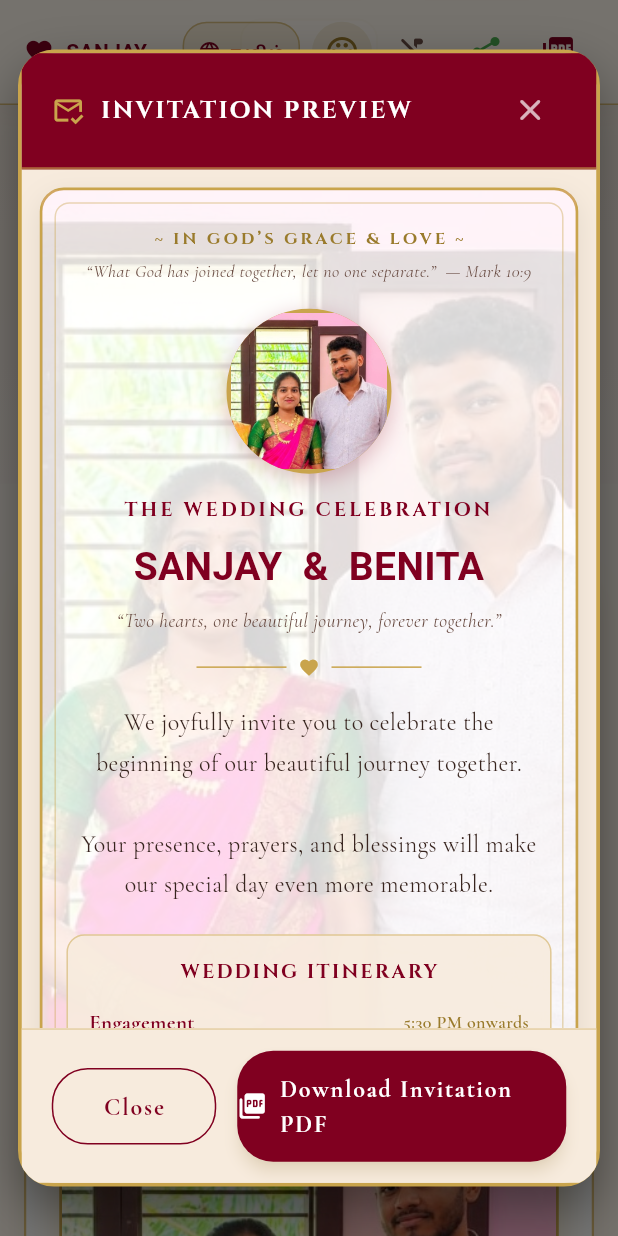
After one commit to sanjaytamilan0/sanjaybenita, a Flutter app: the screen it shows after launch, scrolled down 576 dp, after a tap on "VIEW INVITATION CARD", on a phone screen of 412 x 824 dp. The commit adds this screen. Run offline on Flutter 3.47's test engine with Material 3 defaults, Android fonts, the phone set to English and light mode, and no system bars; our stand-ins replace audioplayers, flutter_riverpod, google_fonts, pdf, printing; network calls fail.

Commit message:
feat: add luxury invitation card preview with couple background before download

```diff
--- a/lib/data/services/pdf_invitation_service.dart
+++ b/lib/data/services/pdf_invitation_service.dart
@@ -1,3 +1,4 @@
+import 'package:flutter/services.dart' show rootBundle;
 import 'package:pdf/pdf.dart';
 import 'package:pdf/widgets.dart' as pw;
 import 'package:printing/printing.dart';
@@ -26,6 +27,13 @@ class PdfInvitationService {
         ? await PdfGoogleFonts.notoSerifTamilBold()
         : await PdfGoogleFonts.cormorantGaramondBold();
 
+    // Load couple background image
+    pw.MemoryImage? coupleImage;
+    try {
+      final imageBytes = await rootBundle.load('assets/images/couple.jpg');
+      coupleImage = pw.MemoryImage(imageBytes.buffer.asUint8List());
+    } catch (_) {}
+
     pdf.addPage(
       pw.Page(
         pageFormat: PdfPageFormat.a4,
@@ -38,10 +46,23 @@ class PdfInvitationService {
               borderRadius: pw.BorderRadius.circular(16),
             ),
             padding: const pw.EdgeInsets.all(28),
-            child: pw.Column(
-              crossAxisAlignment: pw.CrossAxisAlignment.center,
-              mainAxisAlignment: pw.MainAxisAlignment.spaceBetween,
+            child: pw.Stack(
               children: [
+                if (coupleImage != null)
+                  pw.Positioned.fill(
+                    child: pw.Opacity(
+                      opacity: 0.12,
+                      child: pw.Image(
+                        coupleImage,
+                        fit: pw.BoxFit.cover,
+                        alignment: pw.Alignment.topCenter,
+                      ),
+                    ),
+                  ),
+                pw.Column(
+                  crossAxisAlignment: pw.CrossAxisAlignment.center,
+                  mainAxisAlignment: pw.MainAxisAlignment.spaceBetween,
+                  children: [
                 pw.Column(
                   children: [
                     pw.Text(
@@ -194,7 +215,9 @@ class PdfInvitationService {
                 pw.Column(
                   children: [
                     pw.Text(
-                      'Warmly Invited by Sanjay & Benita',
+                      hasTamil
+                          ? 'அன்புடன் அழைக்கும் சஞ்சய் & பெனிட்டா'
+                          : 'Warmly Invited by Sanjay & Benita',
                       style: pw.TextStyle(
                         font: boldFont,
                         fontSize: 13,
@@ -205,8 +228,10 @@ class PdfInvitationService {
                 ),
               ],
             ),
-          );
-        },
+          ],
+        ),
+      );
+    },
       ),
     );
 
--- a/lib/features/home/views/home_screen.dart
+++ b/lib/features/home/views/home_screen.dart
@@ -1,15 +1,13 @@
 import 'package:flutter/material.dart';
 import 'package:flutter_riverpod/flutter_riverpod.dart';
-import 'package:google_fonts/google_fonts.dart';
-import 'package:sanjay_and_benita/core/theme/app_colors.dart';
 import 'package:sanjay_and_benita/core/utils/url_helper.dart';
 import 'package:sanjay_and_benita/data/repositories/wedding_config_repository.dart';
-import 'package:sanjay_and_benita/data/services/pdf_invitation_service.dart';
 import 'package:sanjay_and_benita/features/couple/views/couple_section.dart';
 import 'package:sanjay_and_benita/features/love_story/views/love_story_section.dart';
 import 'package:sanjay_and_benita/features/events/views/events_section.dart';
 import 'package:sanjay_and_benita/features/gallery/views/gallery_section.dart';
 import 'package:sanjay_and_benita/features/contact/views/contact_location_section.dart';
+import 'package:sanjay_and_benita/features/home/widgets/invitation_preview_dialog.dart';
 import 'package:sanjay_and_benita/features/home/widgets/wedding_nav_bar.dart';
 import 'package:sanjay_and_benita/features/home/widgets/hero_section.dart';
 import 'package:sanjay_and_benita/features/home/widgets/invitation_message_section.dart';
@@ -69,30 +67,14 @@ class _HomeScreenState extends ConsumerState<HomeScreen> {
     }
   }
 
-  void _downloadPdf() async {
-    final messenger = ScaffoldMessenger.of(context);
+  void _showInvitationPreview() {
     final currentLang = ref.read(languageProvider);
     final config = WeddingConfigRepository.getConfig(currentLang);
-    try {
-      messenger.showSnackBar(
-        SnackBar(
-          content: Text(
-            'Preparing your personalized wedding invitation PDF...',
-            style: GoogleFonts.cormorantGaramond(fontSize: 16),
-          ),
-          backgroundColor: AppColors.primaryMaroon,
-          duration: const Duration(seconds: 2),
-        ),
-      );
-      await PdfInvitationService.downloadInvitationPdf(config);
-    } catch (e) {
-      messenger.showSnackBar(
-        SnackBar(
-          content: Text('Could not generate PDF: $e'),
-          backgroundColor: Colors.redAccent,
-        ),
-      );
-    }
+    InvitationPreviewDialog.show(context, config);
+  }
+
+  void _downloadPdf() async {
+    _showInvitationPreview();
   }
 
   void _shareWhatsApp() {
@@ -127,6 +109,7 @@ class _HomeScreenState extends ConsumerState<HomeScreen> {
                 HeroSection(
                   config: config,
                   onExploreClick: () => _scrollToSection(0),
+                  onPreviewInvitation: _showInvitationPreview,
                 ),
                 Container(
                   key: _invitationKey,
--- a/lib/features/home/widgets/hero_section.dart
+++ b/lib/features/home/widgets/hero_section.dart
@@ -10,11 +10,13 @@ import '../../countdown/widgets/countdown_widget.dart';
 class HeroSection extends ConsumerWidget {
   final WeddingConfig config;
   final VoidCallback onExploreClick;
+  final VoidCallback? onPreviewInvitation;
 
   const HeroSection({
     super.key,
     required this.config,
     required this.onExploreClick,
+    this.onPreviewInvitation,
   });
 
   @override
@@ -225,7 +227,40 @@ class HeroSection extends ConsumerWidget {
                       delay: Duration(milliseconds: 700),
                       child: CountdownWidget(isCompact: false),
                     ),
-                    const SizedBox(height: 36),
+                    const SizedBox(height: 24),
+
+                    // Preview Invitation Button with Couple Background
+                    if (onPreviewInvitation != null)
+                      FadeSlideEntrance(
+                        delay: const Duration(milliseconds: 780),
+                        child: ElevatedButton.icon(
+                          onPressed: onPreviewInvitation,
+                          icon: const Icon(Icons.mark_email_read_outlined, size: 20),
+                          label: Text(
+                            'VIEW INVITATION CARD',
+                            style: GoogleFonts.cinzel(
+                              fontSize: isMobile ? 12 : 14,
+                              fontWeight: FontWeight.bold,
+                              letterSpacing: 1.5,
+                            ),
+                          ),
+                          style: ElevatedButton.styleFrom(
+                            backgroundColor: AppColors.primaryMaroon,
+                            foregroundColor: Colors.white,
+                            padding: EdgeInsets.symmetric(
+                              horizontal: isMobile ? 22 : 32,
+                              vertical: isMobile ? 12 : 16,
+                            ),
+                            elevation: 5,
+                            shadowColor: AppColors.primaryMaroon.withValues(alpha: 0.4),
+                            shape: RoundedRectangleBorder(
+                              borderRadius: BorderRadius.circular(30),
+                              side: BorderSide(color: AppColors.antiqueGold, width: 1.5),
+                            ),
+                          ),
+                        ),
+                      ),
+                    const SizedBox(height: 28),
 
                     // Scroll Down Prompt
                     FadeSlideEntrance(
--- /dev/null
+++ b/lib/features/home/widgets/invitation_preview_dialog.dart
@@ -0,0 +1,511 @@
+import 'package:flutter/material.dart';
+import 'package:google_fonts/google_fonts.dart';
+import 'package:flutter_riverpod/flutter_riverpod.dart';
+import '../../../core/theme/app_colors.dart';
+import '../../../core/utils/responsive.dart';
+import '../../../data/models/wedding_config_model.dart';
+import '../../../data/services/pdf_invitation_service.dart';
+import '../../home/viewmodels/language_viewmodel.dart';
+
+class InvitationPreviewDialog extends ConsumerStatefulWidget {
+  final WeddingConfig config;
+
+  const InvitationPreviewDialog({
+    super.key,
+    required this.config,
+  });
+
+  static Future<void> show(BuildContext context, WeddingConfig config) {
+    return showDialog(
+      context: context,
+      barrierDismissible: true,
+      builder: (context) => InvitationPreviewDialog(config: config),
+    );
+  }
+
+  @override
+  ConsumerState<InvitationPreviewDialog> createState() =>
+      _InvitationPreviewDialogState();
+}
+
+class _InvitationPreviewDialogState
+    extends ConsumerState<InvitationPreviewDialog> {
+  bool _isDownloading = false;
+
+  void _handleDownload() async {
+    setState(() => _isDownloading = true);
+    final messenger = ScaffoldMessenger.of(context);
+    try {
+      messenger.showSnackBar(
+        SnackBar(
+          content: Text(
+            'Downloading high-quality wedding invitation PDF...',
+            style: GoogleFonts.cormorantGaramond(fontSize: 16),
+          ),
+          backgroundColor: AppColors.primaryMaroon,
+          duration: const Duration(seconds: 2),
+        ),
+      );
+      await PdfInvitationService.downloadInvitationPdf(widget.config);
+      if (mounted) {
+        Navigator.of(context).pop();
+      }
+    } catch (e) {
+      if (mounted) {
+        messenger.showSnackBar(
+          SnackBar(
+            content: Text('Could not download PDF: $e'),
+            backgroundColor: Colors.redAccent,
+          ),
+        );
+      }
+    } finally {
+      if (mounted) {
+        setState(() => _isDownloading = false);
+      }
+    }
+  }
+
+  @override
+  Widget build(BuildContext context) {
+    final isMobile = ResponsiveLayout.isMobile(context);
+    final currentLang = ref.watch(languageProvider);
+    final isTamil = currentLang == AppLanguage.tamil;
+
+    return Dialog(
+      backgroundColor: Colors.transparent,
+      insetPadding: EdgeInsets.symmetric(
+        horizontal: isMobile ? 12 : 32,
+        vertical: 24,
+      ),
+      child: Center(
+        child: ConstrainedBox(
+          constraints: BoxConstraints(
+            maxWidth: 580,
+            maxHeight: MediaQuery.of(context).size.height * 0.92,
+          ),
+          child: Container(
+            decoration: BoxDecoration(
+              color: AppColors.surfaceCream,
+              borderRadius: BorderRadius.circular(24),
+              boxShadow: [
+                BoxShadow(
+                  color: Colors.black.withValues(alpha: 0.4),
+                  blurRadius: 30,
+                  offset: const Offset(0, 15),
+                ),
+              ],
+              border: Border.all(
+                color: AppColors.antiqueGold,
+                width: 2.5,
+              ),
+            ),
+            clipBehavior: Clip.antiAlias,
+            child: Column(
+              mainAxisSize: MainAxisSize.min,
+              children: [
+                // Top Header Bar
+                _buildHeaderBar(isTamil),
+
+                // Invitation Card Preview Area with Couple Background
+                Flexible(
+                  child: SingleChildScrollView(
+                    child: _buildInvitationCard(context, isMobile, isTamil),
+                  ),
+                ),
+
+                // Bottom Action Buttons
+                _buildBottomBar(isTamil),
+              ],
+            ),
+          ),
+        ),
+      ),
+    );
+  }
+
+  Widget _buildHeaderBar(bool isTamil) {
+    return Container(
+      padding: const EdgeInsets.symmetric(horizontal: 20, vertical: 14),
+      decoration: BoxDecoration(
+        color: AppColors.primaryMaroon,
+        border: Border(
+          bottom: BorderSide(
+            color: AppColors.antiqueGold.withValues(alpha: 0.6),
+            width: 1.5,
+          ),
+        ),
+      ),
+      child: Row(
+        mainAxisAlignment: MainAxisAlignment.spaceBetween,
+        children: [
+          Row(
+            children: [
+              Icon(Icons.mark_email_read_outlined,
+                  color: AppColors.antiqueGold, size: 22),
+              const SizedBox(width: 10),
+              Text(
+                isTamil ? 'அழைப்பிதழ் முன்னோட்டம்' : 'INVITATION PREVIEW',
+                style: GoogleFonts.cinzel(
+                  fontSize: 16,
+                  fontWeight: FontWeight.bold,
+                  letterSpacing: 1.5,
+                  color: Colors.white,
+                ),
+              ),
+            ],
+          ),
+          IconButton(
+            onPressed: () => Navigator.of(context).pop(),
+            icon: const Icon(Icons.close_rounded, color: Colors.white70),
+            tooltip: 'Close',
+            padding: EdgeInsets.zero,
+            constraints: const BoxConstraints(),
+          ),
+        ],
+      ),
+    );
+  }
+
+  Widget _buildInvitationCard(
+      BuildContext context, bool isMobile, bool isTamil) {
+    final titleStyle = isTamil
+        ? GoogleFonts.notoSerifTamil(
+            fontSize: isMobile ? 22 : 28,
+            fontWeight: FontWeight.bold,
+            color: AppColors.primaryMaroon,
+          )
+        : GoogleFonts.cinzelDecorative(
+            fontSize: isMobile ? 26 : 32,
+            fontWeight: FontWeight.bold,
+            color: AppColors.primaryMaroon,
+          );
+
+    final bodyStyle = isTamil
+        ? GoogleFonts.notoSerifTamil(
+            fontSize: isMobile ? 14 : 16,
+            height: 1.7,
+            color: AppColors.textDarkBrown,
+          )
+        : GoogleFonts.cormorantGaramond(
+            fontSize: isMobile ? 16 : 18,
+            height: 1.7,
+            color: AppColors.textDarkBrown,
+          );
+
+    return Container(
+      margin: EdgeInsets.all(isMobile ? 12 : 20),
+      decoration: BoxDecoration(
+        color: Colors.white,
+        borderRadius: BorderRadius.circular(16),
+        border: Border.all(
+          color: AppColors.antiqueGold,
+          width: 1.8,
+        ),
+        boxShadow: [
+          BoxShadow(
+            color: Colors.black.withValues(alpha: 0.08),
+            blurRadius: 15,
+            offset: const Offset(0, 6),
+          ),
+        ],
+      ),
+      clipBehavior: Clip.antiAlias,
+      child: Stack(
+        children: [
+          // Background Image of Couple with soft luxury overlay
+          Positioned.fill(
+            child: Opacity(
+              opacity: 0.16, // Watermark background style
+              child: Image.asset(
+                'assets/images/couple.jpg',
+                fit: BoxFit.cover,
+                alignment: Alignment.topCenter,
+              ),
+            ),
+          ),
+
+          // Luxury Inner Decorative Border
+          Positioned.fill(
+            child: Container(
+              margin: const EdgeInsets.all(8),
+              decoration: BoxDecoration(
+                border: Border.all(
+                  color: AppColors.antiqueGold.withValues(alpha: 0.4),
+                  width: 1.0,
+                ),
+                borderRadius: BorderRadius.circular(10),
+              ),
+            ),
+          ),
+
+          // Content overlay
+          Padding(
+            padding: EdgeInsets.symmetric(
+              horizontal: isMobile ? 16 : 28,
+              vertical: 24,
+            ),
+            child: Column(
+              children: [
+                // In God's Grace
+                Text(
+                  '~ IN GOD’S GRACE & LOVE ~',
+                  style: GoogleFonts.cinzel(
+                    fontSize: isMobile ? 11 : 13,
+                    fontWeight: FontWeight.bold,
+                    letterSpacing: 2.0,
+                    color: AppColors.antiqueGoldDark,
+                  ),
+                ),
+                const SizedBox(height: 4),
+                Text(
+                  '“What God has joined together, let no one separate.”  — Mark 10:9',
+                  textAlign: TextAlign.center,
+                  style: GoogleFonts.cormorantGaramond(
+                    fontSize: isMobile ? 12 : 13,
+                    fontStyle: FontStyle.italic,
+                    color: AppColors.textMutedBrown,
+                  ),
+                ),
+                const SizedBox(height: 16),
+
+                // Couple portrait round avatar in card
+                Container(
+                  width: 110,
+                  height: 110,
+                  decoration: BoxDecoration(
+                    shape: BoxShape.circle,
+                    border: Border.all(color: AppColors.antiqueGold, width: 3),
+                    boxShadow: [
+                      BoxShadow(
+                        color: AppColors.primaryMaroon.withValues(alpha: 0.25),
+                        blurRadius: 12,
+                        offset: const Offset(0, 4),
+                      ),
+                    ],
+                  ),
+                  clipBehavior: Clip.antiAlias,
+                  child: Image.asset(
+                    'assets/images/couple.jpg',
+                    fit: BoxFit.cover,
+                    alignment: Alignment.topCenter,
+                  ),
+                ),
+                const SizedBox(height: 14),
+
+                // Invitation Title
+                Text(
+                  widget.config.invitationTitle,
+                  textAlign: TextAlign.center,
+                  style: GoogleFonts.cinzel(
+                    fontSize: isMobile ? 13 : 15,
+                    fontWeight: FontWeight.w700,
+                    letterSpacing: 2.0,
+                    color: AppColors.primaryMaroon,
+                  ),
+                ),
+                const SizedBox(height: 10),
+
+                // Names
+                Text(
+                  '${widget.config.groomName}  &  ${widget.config.brideName}',
+                  textAlign: TextAlign.center,
+                  style: titleStyle,
+                ),
+                const SizedBox(height: 6),
+                Text(
+                  '“${widget.config.invitationSubtitle}”',
+                  textAlign: TextAlign.center,
+                  style: GoogleFonts.cormorantGaramond(
+                    fontSize: isMobile ? 13 : 15,
+                    fontStyle: FontStyle.italic,
+                    color: AppColors.textMutedBrown,
+                  ),
+                ),
+                const SizedBox(height: 14),
+
+                // Divider
+                Row(
+                  mainAxisAlignment: MainAxisAlignment.center,
+                  children: [
+                    Container(height: 1, width: 60, color: AppColors.antiqueGold),
+                    Padding(
+                      padding: const EdgeInsets.symmetric(horizontal: 8),
+                      child: Icon(Icons.favorite,
+                          size: 14, color: AppColors.antiqueGold),
+                    ),
+                    Container(height: 1, width: 60, color: AppColors.antiqueGold),
+                  ],
+                ),
+                const SizedBox(height: 16),
+
+                // Invitation Message
+                Padding(
+                  padding: const EdgeInsets.symmetric(horizontal: 8.0),
+                  child: Text(
+                    widget.config.invitationMessage,
+                    textAlign: TextAlign.center,
+                    style: bodyStyle,
+                  ),
+                ),
+                const SizedBox(height: 20),
+
+                // Events Highlights
+                Container(
+                  padding: const EdgeInsets.all(14),
+                  decoration: BoxDecoration(
+                    color: AppColors.surfaceCream.withValues(alpha: 0.9),
+                    borderRadius: BorderRadius.circular(12),
+                    border: Border.all(
+                      color: AppColors.antiqueGold.withValues(alpha: 0.5),
+                    ),
+                  ),
+                  child: Column(
+                    children: [
+                      Text(
+                        isTamil ? 'திருமண நிகழ்வுகள்' : 'WEDDING ITINERARY',
+                        style: GoogleFonts.cinzel(
+                          fontSize: 13,
+                          fontWeight: FontWeight.bold,
+                          letterSpacing: 1.5,
+                          color: AppColors.primaryMaroon,
+                        ),
+                      ),
+                      const SizedBox(height: 10),
+                      ...widget.config.events.map(
+                        (event) => Padding(
+                          padding: const EdgeInsets.symmetric(vertical: 4),
+                          child: Row(
+                            mainAxisAlignment: MainAxisAlignment.spaceBetween,
+                            children: [
+                              Expanded(
+                                flex: 3,
+                                child: Text(
+                                  event.name,
+                                  style: GoogleFonts.cormorantGaramond(
+                                    fontSize: isMobile ? 14 : 16,
+                                    fontWeight: FontWeight.bold,
+                                    color: AppColors.primaryMaroon,
+                                  ),
+                                ),
+                              ),
+                              Expanded(
+                                flex: 2,
+                                child: Text(
+                                  event.timeDisplay,
+                                  textAlign: TextAlign.right,
+                                  style: GoogleFonts.cormorantGaramond(
+                                    fontSize: isMobile ? 12 : 14,
+                                    fontWeight: FontWeight.w600,
+                                    color: AppColors.antiqueGoldDark,
+                                  ),
+                                ),
+                              ),
+                            ],
+                          ),
+                        ),
+                      ),
+                    ],
+                  ),
+                ),
+                const SizedBox(height: 14),
+
+                Text(
+                  isTamil
+                      ? 'அன்புடன் அழைக்கும் சஞ்சய் & பெனிட்டா'
+                      : 'Warmly Invited by Sanjay & Benita',
+                  textAlign: TextAlign.center,
+                  style: isTamil
+                      ? GoogleFonts.notoSerifTamil(
+                          fontSize: 13,
+                          fontWeight: FontWeight.bold,
+                          color: AppColors.primaryMaroon,
+                        )
+                      : GoogleFonts.cinzel(
+                          fontSize: 13,
+                          fontWeight: FontWeight.bold,
+                          color: AppColors.primaryMaroon,
+                        ),
+                ),
+              ],
+            ),
+          ),
+        ],
+      ),
+    );
+  }
+
+  Widget _buildBottomBar(bool isTamil) {
+    return Container(
+      padding: const EdgeInsets.symmetric(horizontal: 20, vertical: 14),
+      decoration: BoxDecoration(
+        color: AppColors.surfaceCream,
+        border: Border(
+          top: BorderSide(
+            color: AppColors.antiqueGold.withValues(alpha: 0.4),
+          ),
+        ),
+      ),
+      child: Row(
+        children: [
+          Expanded(
+            child: OutlinedButton(
+              onPressed: () => Navigator.of(context).pop(),
+              style: OutlinedButton.styleFrom(
+                foregroundColor: AppColors.primaryMaroon,
+                side: BorderSide(color: AppColors.primaryMaroon),
+                padding: const EdgeInsets.symmetric(vertical: 14),
+                shape: RoundedRectangleBorder(
+                  borderRadius: BorderRadius.circular(24),
+                ),
+              ),
+              child: Text(
+                isTamil ? 'மூடு' : 'Close',
+                style: GoogleFonts.cormorantGaramond(
+                  fontSize: 16,
+                  fontWeight: FontWeight.bold,
+                ),
+              ),
+            ),
+          ),
+          const SizedBox(width: 14),
+          Expanded(
+            flex: 2,
+            child: ElevatedButton.icon(
+              onPressed: _isDownloading ? null : _handleDownload,
+              icon: _isDownloading
+                  ? const SizedBox(
+                      width: 18,
+                      height: 18,
+                      child: CircularProgressIndicator(
+                        strokeWidth: 2,
+                        valueColor: AlwaysStoppedAnimation<Color>(Colors.white),
+                      ),
+                    )
+                  : const Icon(Icons.picture_as_pdf_rounded,
+                      color: Colors.white, size: 20),
+              label: Text(
+                _isDownloading
+                    ? (isTamil ? 'தயாராகிறது...' : 'Generating...')
+                    : (isTamil ? 'அழைப்பிதழ் பதிவிறக்கு' : 'Download Invitation PDF'),
+                style: GoogleFonts.cormorantGaramond(
+                  fontSize: 16,
+                  fontWeight: FontWeight.bold,
+                  color: Colors.white,
+                ),
+              ),
+              style: ElevatedButton.styleFrom(
+                backgroundColor: AppColors.primaryMaroon,
+                padding: const EdgeInsets.symmetric(vertical: 14),
+                elevation: 4,
+                shape: RoundedRectangleBorder(
+                  borderRadius: BorderRadius.circular(24),
+                ),
+              ),
+            ),
+          ),
+        ],
+      ),
+    );
+  }
+}
```
